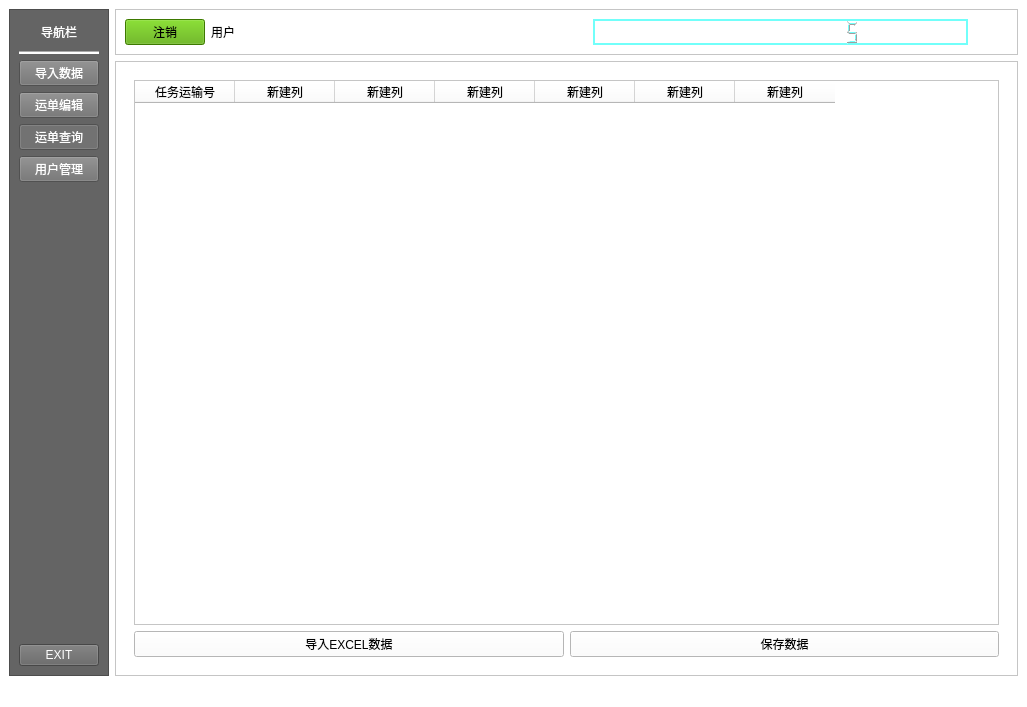
This is 物流/ui/mainwindow.ui in cnfengwei/wuliu as Qt 5 draws it before an edit. The edited form follows.
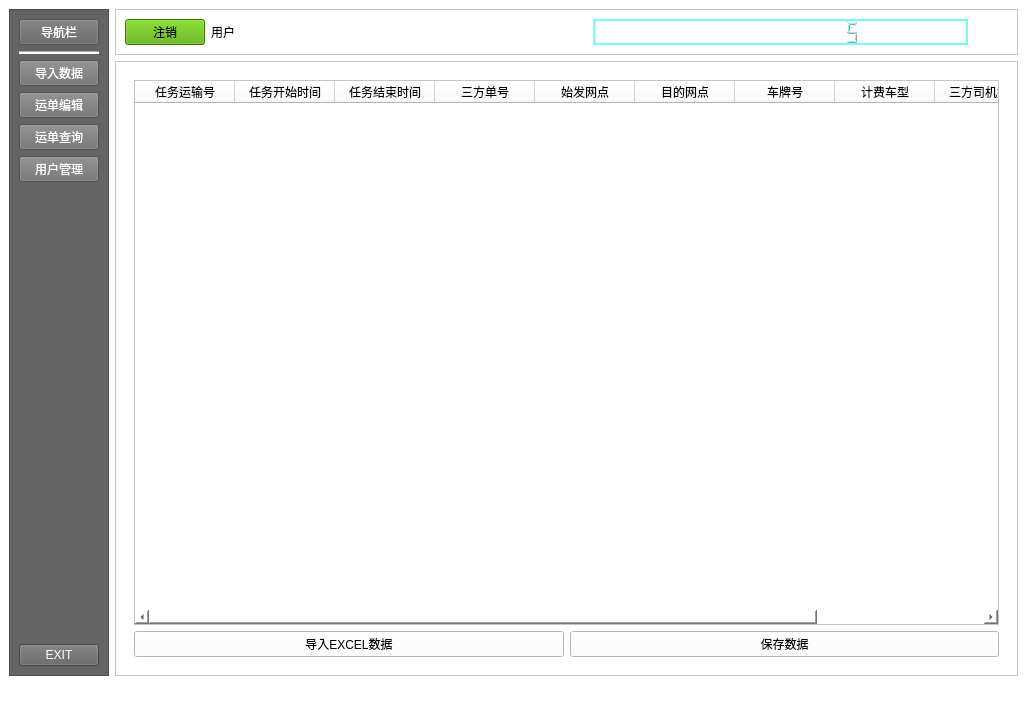
This is the edited form. The open tabs and pages were chosen to show the change. Icons and pictures are not drawn.

```diff
--- a/物流/ui/mainwindow.ui
+++ b/物流/ui/mainwindow.ui
@@ -108,9 +108,6 @@
            <property name="checkable">
             <bool>true</bool>
            </property>
-           <property name="checked">
-            <bool>true</bool>
-           </property>
            <property name="autoExclusive">
             <bool>true</bool>
            </property>
@@ -213,13 +210,13 @@
           <bool>false</bool>
          </property>
          <property name="autoDefault">
-          <bool>true</bool>
+          <bool>false</bool>
          </property>
          <property name="default">
-          <bool>true</bool>
+          <bool>false</bool>
          </property>
          <property name="flat">
-          <bool>true</bool>
+          <bool>false</bool>
          </property>
         </widget>
        </item>
@@ -418,7 +415,10 @@
          <widget class="QWidget" name="import_data_page">
           <layout class="QGridLayout" name="gridLayout_6">
            <item row="0" column="0" colspan="2">
-            <widget class="QTableWidget" name="tableWidget">
+            <widget class="QTableWidget" name="table_import_exceldata">
+             <property name="lineWidth">
+              <number>0</number>
+             </property>
              <column>
               <property name="text">
                <string>任务运输号</string>
@@ -426,32 +426,47 @@
              </column>
              <column>
               <property name="text">
-               <string>新建列</string>
+               <string>任务开始时间</string>
               </property>
              </column>
              <column>
               <property name="text">
-               <string>新建列</string>
+               <string>任务结束时间</string>
               </property>
              </column>
              <column>
               <property name="text">
-               <string>新建列</string>
+               <string>三方单号</string>
               </property>
              </column>
              <column>
               <property name="text">
-               <string>新建列</string>
+               <string>始发网点</string>
               </property>
              </column>
              <column>
               <property name="text">
-               <string>新建列</string>
+               <string>目的网点</string>
               </property>
              </column>
              <column>
               <property name="text">
-               <string>新建列</string>
+               <string>车牌号</string>
+              </property>
+             </column>
+             <column>
+              <property name="text">
+               <string>计费车型</string>
+              </property>
+             </column>
+             <column>
+              <property name="text">
+               <string>三方司机姓名</string>
+              </property>
+             </column>
+             <column>
+              <property name="text">
+               <string>核实司机</string>
               </property>
              </column>
             </widget>
```
Left out of the diff: 36 changed lines with no effect on the pictures.
